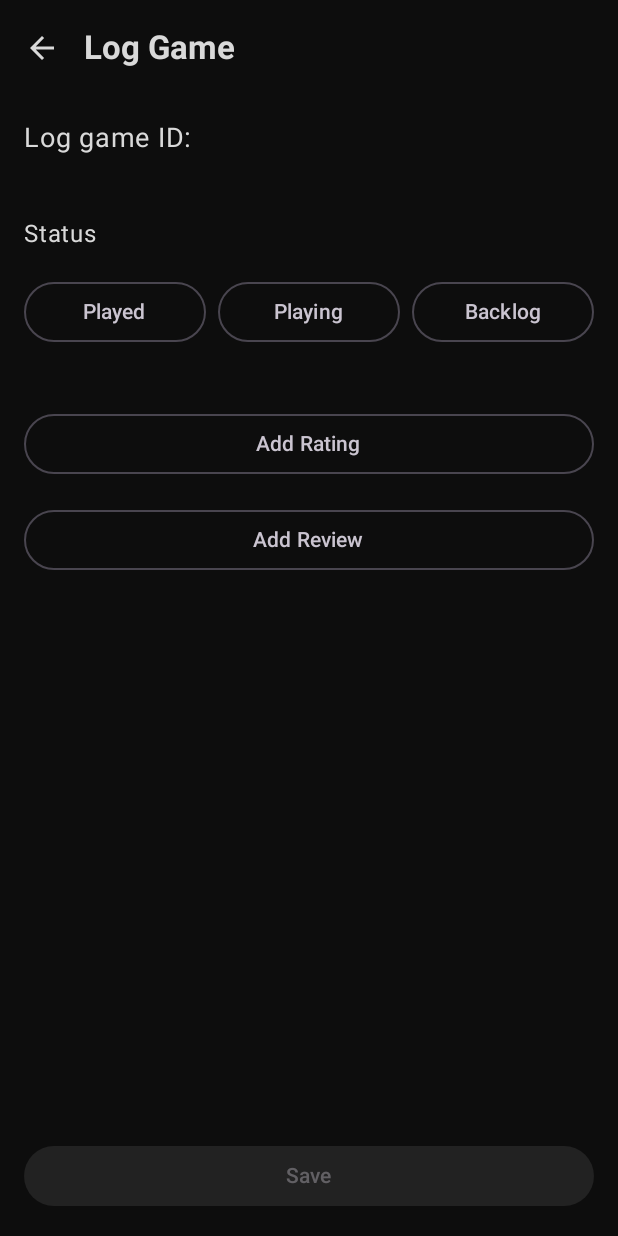
After one commit to LeonStansfield/GameLogger, an Android app built with Jetpack Compose: the composable LogGameScreen called with empty values, on a phone screen of 412 x 824 dp. The commit adds this screen. Run offline under Robolectric (Android 15) with nearby library versions, the phone set to English and light mode, and no system bars; Roboto replaces fonts that are not available here.

Commit message:
simple outline of log game screen

```diff
--- /dev/null
+++ b/app/src/main/java/com/example/gamelogger/ui/features/loggame/LogGameScreen.kt
@@ -0,0 +1,151 @@
+package com.example.gamelogger.ui.features.loggame
+
+import androidx.compose.foundation.layout.Arrangement
+import androidx.compose.foundation.layout.Column
+import androidx.compose.foundation.layout.Row
+import androidx.compose.foundation.layout.Spacer
+import androidx.compose.foundation.layout.fillMaxSize
+import androidx.compose.foundation.layout.fillMaxWidth
+import androidx.compose.foundation.layout.height
+import androidx.compose.foundation.layout.padding
+import androidx.compose.material.icons.Icons
+import androidx.compose.material.icons.automirrored.filled.ArrowBack
+import androidx.compose.material3.Button
+import androidx.compose.material3.ExperimentalMaterial3Api
+import androidx.compose.material3.Icon
+import androidx.compose.material3.IconButton
+import androidx.compose.material3.OutlinedButton
+import androidx.compose.material3.Scaffold
+import androidx.compose.material3.Text
+import androidx.compose.material3.TopAppBar
+import androidx.compose.runtime.Composable
+import androidx.compose.runtime.getValue
+import androidx.compose.runtime.mutableStateOf
+import androidx.compose.runtime.remember
+import androidx.compose.runtime.setValue
+import androidx.compose.ui.Modifier
+import androidx.compose.ui.unit.dp
+import androidx.compose.ui.unit.sp
+
+@OptIn(ExperimentalMaterial3Api::class)
+@Composable
+fun LogGameScreen(
+    gameId: String,
+    onBackClick: () -> Unit
+) {
+    var selectedStatus by remember { mutableStateOf<String?>(null) }
+
+    Scaffold(
+        topBar = {
+            TopAppBar(
+                title = { Text("Log Game") },
+                navigationIcon = {
+                    IconButton(onClick = onBackClick) {
+                        Icon(
+                            imageVector = Icons.AutoMirrored.Filled.ArrowBack,
+                            contentDescription = "Back"
+                        )
+                    }
+                }
+            )
+        }
+    ) { innerPadding ->
+        Column(
+            modifier = Modifier
+                .fillMaxSize()
+                .padding(innerPadding)
+                .padding(16.dp),
+            verticalArrangement = Arrangement.spacedBy(16.dp)
+        ) {
+            Text(
+                text = "Log game ID: $gameId",
+                fontSize = 18.sp
+            )
+
+            Spacer(modifier = Modifier.height(8.dp))
+
+            Text(text = "Status", fontSize = 16.sp)
+
+            // Status buttons - similar to Backloggd
+            Row(
+                modifier = Modifier.fillMaxWidth(),
+                horizontalArrangement = Arrangement.spacedBy(8.dp)
+            ) {
+                StatusButton(
+                    text = "Played",
+                    isSelected = selectedStatus == "Played",
+                    onClick = { selectedStatus = "Played" },
+                    modifier = Modifier.weight(1f)
+                )
+                StatusButton(
+                    text = "Playing",
+                    isSelected = selectedStatus == "Playing",
+                    onClick = { selectedStatus = "Playing" },
+                    modifier = Modifier.weight(1f)
+                )
+                StatusButton(
+                    text = "Backlog",
+                    isSelected = selectedStatus == "Backlog",
+                    onClick = { selectedStatus = "Backlog" },
+                    modifier = Modifier.weight(1f)
+                )
+            }
+
+            Spacer(modifier = Modifier.height(8.dp))
+
+            // Rating button (placeholder)
+            OutlinedButton(
+                onClick = { /* TODO: Open rating dialog */ },
+                modifier = Modifier.fillMaxWidth()
+            ) {
+                Text("Add Rating")
+            }
+
+            // Review button (placeholder)
+            OutlinedButton(
+                onClick = { /* TODO: Open review screen */ },
+                modifier = Modifier.fillMaxWidth()
+            ) {
+                Text("Add Review")
+            }
+
+            Spacer(modifier = Modifier.weight(1f))
+
+            // Save button
+            Button(
+                onClick = {
+                    // TODO: Save to Room database
+                    onBackClick()
+                },
+                modifier = Modifier.fillMaxWidth(),
+                enabled = selectedStatus != null
+            ) {
+                Text("Save")
+            }
+        }
+    }
+}
+
+@Composable
+private fun StatusButton(
+    text: String,
+    isSelected: Boolean,
+    onClick: () -> Unit,
+    modifier: Modifier = Modifier
+) {
+    if (isSelected) {
+        Button(
+            onClick = onClick,
+            modifier = modifier
+        ) {
+            Text(text)
+        }
+    } else {
+        OutlinedButton(
+            onClick = onClick,
+            modifier = modifier
+        ) {
+            Text(text)
+        }
+    }
+}
```
Also changed, not shown: app/src/main/java/com/example/gamelogger/ui/features/gameDetails/GameDetailsScreen.kt (+16 -2 lines), app/src/main/java/com/example/gamelogger/ui/navigation/AppNavigation.kt (+23 -1 lines).
